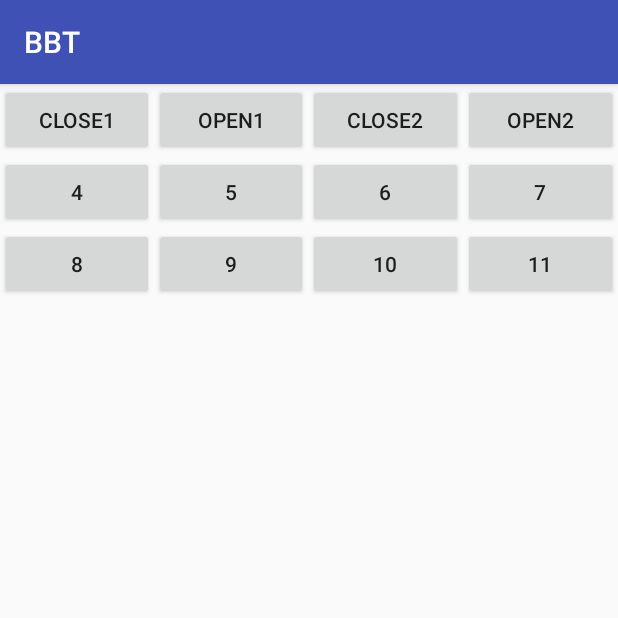
After one commit to WindyIce/BBT, an Android app: the Control screen opened directly, with no data from a screen before it, on a phone screen of 412 x 824 dp, the top half of it. The commit adds this screen. Run offline under Robolectric (Android 15) with nearby library versions, the phone set to English and light mode, and no system bars; libraries missing offline, so code that uses them is left out: org.eclipse.paho; 7 statements that could not run were skipped.

Commit message:
control seperate and arduino RGB bulbs

```diff
--- a/app/src/main/AndroidManifest.xml
+++ b/app/src/main/AndroidManifest.xml
@@ -38,7 +38,8 @@
             android:launchMode="singleInstance" />
         <activity
             android:name=".LoginActivity"
-            android:label="@string/title_activity_login"></activity>
+            android:label="@string/title_activity_login" />
+        <activity android:name=".Control"></activity>
     </application>
 
 </manifest>
--- /dev/null
+++ b/app/src/main/java/com/windyice/bbt/Control.java
@@ -0,0 +1,258 @@
+package com.windyice.bbt;
+
+import android.os.Message;
+import android.support.v7.app.AppCompatActivity;
+import android.os.Bundle;
+import android.util.Log;
+import android.view.View;
+import android.widget.Button;
+import android.widget.Toast;
+
+import org.eclipse.paho.client.mqttv3.IMqttDeliveryToken;
+import org.eclipse.paho.client.mqttv3.MqttCallback;
+import org.eclipse.paho.client.mqttv3.MqttClient;
+import org.eclipse.paho.client.mqttv3.MqttConnectOptions;
+import org.eclipse.paho.client.mqttv3.MqttMessage;
+import org.eclipse.paho.client.mqttv3.persist.MemoryPersistence;
+
+import java.util.ArrayList;
+import java.util.List;
+import java.util.concurrent.Executors;
+import java.util.concurrent.ScheduledExecutorService;
+import java.util.concurrent.TimeUnit;
+
+public class Control extends AppCompatActivity {
+
+    private final String HOST="tcp://39.108.118.166:1883";
+    private final String clientId="2233";
+    private MqttClient mqttClient;
+    private MqttConnectOptions mqttConnectOptions;
+    private ScheduledExecutorService scheduledExecutorService;
+    //private static List<String> toShow=new ArrayList<String>();
+    //private android.os.Handler handler;
+
+    private class ControlThread implements Runnable {
+        private byte[] toPass;
+
+        public ControlThread(byte[] a){
+            toPass=a;
+        }
+
+        @Override
+        public void run() {
+            try {
+                MqttMessage mqttMessage=new MqttMessage(toPass);
+                mqttClient.publish("wuzeen", mqttMessage);
+            }
+            catch (Exception e){
+                //Toast.makeText(Dashboard.this, e.getMessage(), Toast.LENGTH_SHORT).show();
+                e.printStackTrace();
+            }
+        }
+    }
+
+
+
+    private void connect(){
+        new Thread(new Runnable() {
+            @Override
+            public void run() {
+                try {
+                    mqttClient.connect(mqttConnectOptions);
+                    //Message message=new Message();
+                    //message.what=2;
+                    //Toast.makeText(Control.this, "Connection successful", Toast.LENGTH_SHORT).show();
+                    Log.d("connection","connection successful");
+                    //handler.sendMessage(message);
+                }
+                catch (Exception e) {
+                    e.printStackTrace();
+                    Log.d("connection","connection failed");
+                    //Message message=new Message();
+                    //message.what=3;
+                    //Toast.makeText(Control.this, "Connection fail          Reconnecting......", Toast.LENGTH_SHORT).show();
+                    startReconnect();
+                    //handler.sendMessage(message);
+                }
+            }
+        }).start();
+    }
+
+    private void control(String signal){
+        /*final MqttMessage message=new MqttMessage(signal.getBytes());
+        new Thread(new Runnable() {
+            @Override
+            public void run() {
+                try {
+                    mqttClient.publish("wuzeen", message);
+                }
+                catch (Exception e){
+                    //Toast.makeText(Dashboard.this, e.getMessage(), Toast.LENGTH_SHORT).show();
+                    e.printStackTrace();
+                }
+            }
+        }).start();*/
+        Control.ControlThread controlThread=new Control.ControlThread(signal.getBytes());
+        new Thread(controlThread).start();
+        startReconnect();
+    }
+
+    private void startReconnect() {
+        final long reconnectRate=1*3000;
+        scheduledExecutorService= Executors.newSingleThreadScheduledExecutor();
+        scheduledExecutorService.scheduleAtFixedRate(new Runnable() {
+            @Override
+            public void run() {
+                if(!mqttClient.isConnected()){
+                    connect();
+                }
+            }
+        },0,reconnectRate, TimeUnit.MILLISECONDS);
+    }
+
+    @Override
+    protected void onCreate(Bundle savedInstanceState) {
+        super.onCreate(savedInstanceState);
+        setContentView(R.layout.activity_control);
+
+        final Button button_control_0=(Button) findViewById(R.id.control0_button);
+        final Button button_control_1=(Button) findViewById(R.id.control1_button);
+        final Button button_control_2=(Button) findViewById(R.id.control2_button);
+        final Button button_control_3=(Button) findViewById(R.id.control3_button);
+        final Button button_control_4=(Button) findViewById(R.id.control4_button);
+        final Button button_control_5=(Button) findViewById(R.id.control5_button);
+        final Button button_control_6=(Button) findViewById(R.id.control6_button);
+        final Button button_control_7=(Button) findViewById(R.id.control7_button);
+        final Button button_control_8=(Button) findViewById(R.id.control8_button);
+        final Button button_control_9=(Button) findViewById(R.id.control9_button);
+        final Button button_control_10=(Button) findViewById(R.id.control10_button);
+        final Button button_control_11=(Button) findViewById(R.id.control11_button);
+
+        try {
+            mqttClient = new MqttClient(HOST, clientId, new MemoryPersistence());
+            mqttConnectOptions=new MqttConnectOptions();
+            mqttConnectOptions.setCleanSession(false);
+            mqttConnectOptions.setConnectionTimeout(10);
+            mqttConnectOptions.setKeepAliveInterval(20);
+            mqttClient.setCallback(new MqttCallback() {
+                @Override
+                public void connectionLost(Throwable cause) {
+                    //reconnection can be here.
+                    Toast.makeText(Control.this,cause.getMessage(),Toast.LENGTH_SHORT).show();
+                }
+
+                @Override
+                public void messageArrived(String topic, MqttMessage message) throws Exception {
+                    if(MainActivity.topicsChosen.contains(topic)) {
+                        System.out.println("messageArrived----------");
+                        Message msg = new Message();
+                        msg.what = 1;
+                        msg.obj = topic + "---" + message.toString();
+                        //handler.sendMessage(msg);
+                    }
+                }
+
+                @Override
+                public void deliveryComplete(IMqttDeliveryToken token) {
+                    //after publish
+                    Toast.makeText(Control.this,"DeliverComplete-------"+token.isComplete(),Toast.LENGTH_SHORT).show();
+                }
+            });
+            //mqttClient.connect(mqttConnectOptions);
+            connect();
+
+        }
+        catch (Exception e){
+            Toast.makeText(Control.this,e.getMessage(),Toast.LENGTH_SHORT).show();
+            e.printStackTrace();
+        }
+
+
+
+
+        button_control_0.setOnClickListener(new View.OnClickListener() {
+            @Override
+            public void onClick(View view) {
+                control("0");
+            }
+        });
+
+        button_control_1.setOnClickListener(new View.OnClickListener() {
+            @Override
+            public void onClick(View view) {
+                control("1");
+            }
+        });
+
+        button_control_2.setOnClickListener(new View.OnClickListener() {
+            @Override
+            public void onClick(View view) {
+                control("2");
+            }
+        });
+
+        button_control_3.setOnClickListener(new View.OnClickListener() {
+            @Override
+            public void onClick(View view) {
+                control("3");
+            }
+        });
+
+        button_control_4.setOnClickListener(new View.OnClickListener() {
+            @Override
+            public void onClick(View view) {
+                control("4");
+            }
+        });
+
+        button_control_5.setOnClickListener(new View.OnClickListener() {
+            @Override
+            public void onClick(View view) {
+                control("5");
+            }
+        });
+
+        button_control_6.setOnClickListener(new View.OnClickListener() {
+            @Override
+            public void onClick(View view) {
+                control("6");
+            }
+        });
+
+        button_control_7.setOnClickListener(new View.OnClickListener() {
+            @Override
+            public void onClick(View view) {
+                control("7");
+            }
+        });
+
+        button_control_8.setOnClickListener(new View.OnClickListener() {
+            @Override
+            public void onClick(View view) {
+                control("8");
+            }
+        });
+
+        button_control_9.setOnClickListener(new View.OnClickListener() {
+            @Override
+            public void onClick(View view) {
+                control("9");
+            }
+        });
+
+        button_control_10.setOnClickListener(new View.OnClickListener() {
+            @Override
+            public void onClick(View view) {
+                control("10");
+            }
+        });
+
+        button_control_11.setOnClickListener(new View.OnClickListener() {
+            @Override
+            public void onClick(View view) {
+                control("11");
+            }
+        });
+
+    }
+}
--- /dev/null
+++ b/app/src/main/res/layout/activity_control.xml
@@ -0,0 +1,11 @@
+<?xml version="1.0" encoding="utf-8"?>
+<android.support.constraint.ConstraintLayout xmlns:android="http://schemas.android.com/apk/res/android"
+    xmlns:app="http://schemas.android.com/apk/res-auto"
+    xmlns:tools="http://schemas.android.com/tools"
+    android:layout_width="match_parent"
+    android:layout_height="match_parent"
+    tools:context="com.windyice.bbt.Control">
+
+    <include layout="@layout/content_control"></include>
+
+</android.support.constraint.ConstraintLayout>
--- /dev/null
+++ b/app/src/main/res/layout/content_control.xml
@@ -0,0 +1,105 @@
+<?xml version="1.0" encoding="utf-8"?>
+<LinearLayout xmlns:android="http://schemas.android.com/apk/res/android"
+    android:orientation="vertical" android:layout_width="match_parent"
+    android:layout_height="match_parent">
+
+    <LinearLayout
+        android:orientation="horizontal"
+        android:layout_width="match_parent"
+        android:layout_height="wrap_content">
+        <Button
+            android:id="@+id/control0_button"
+            android:layout_width="0dp"
+            android:layout_height="wrap_content"
+            android:layout_weight="1"
+            android:text="close1"/>
+
+        <Button
+            android:id="@+id/control1_button"
+            android:layout_width="0dp"
+            android:layout_height="wrap_content"
+            android:layout_weight="1"
+            android:text="open1"/>
+
+        <Button
+            android:id="@+id/control2_button"
+            android:layout_width="0dp"
+            android:layout_height="wrap_content"
+            android:layout_weight="1"
+            android:text="close2"/>
+
+        <Button
+            android:id="@+id/control3_button"
+            android:layout_width="0dp"
+            android:layout_height="wrap_content"
+            android:layout_weight="1"
+            android:text="open2"/>
+    </LinearLayout>
+
+    <LinearLayout
+        android:orientation="horizontal"
+        android:layout_width="match_parent"
+        android:layout_height="wrap_content">
+        <Button
+            android:id="@+id/control4_button"
+            android:layout_width="0dp"
+            android:layout_height="wrap_content"
+            android:layout_weight="1"
+            android:text="4"/>
+
+        <Button
+            android:id="@+id/control5_button"
+            android:layout_width="0dp"
+            android:layout_height="wrap_content"
+            android:layout_weight="1"
+            android:text="5"/>
+
+        <Button
+            android:id="@+id/control6_button"
+            android:layout_width="0dp"
+            android:layout_height="wrap_content"
+            android:layout_weight="1"
+            android:text="6"/>
+
+        <Button
+            android:id="@+id/control7_button"
+            android:layout_width="0dp"
+            android:layout_height="wrap_content"
+            android:layout_weight="1"
+            android:text="7"/>
+    </LinearLayout>
+
+    <LinearLayout
+        android:orientation="horizontal"
+        android:layout_width="match_parent"
+        android:layout_height="wrap_content">
+        <Button
+            android:id="@+id/control8_button"
+            android:layout_width="0dp"
+            android:layout_height="wrap_content"
+            android:layout_weight="1"
+            android:text="8"/>
+
+        <Button
+            android:id="@+id/control9_button"
+            android:layout_width="0dp"
+            android:layout_height="wrap_content"
+            android:layout_weight="1"
+            android:text="9"/>
+
+        <Button
+            android:id="@+id/control10_button"
+            android:layout_width="0dp"
+            android:layout_height="wrap_content"
+            android:layout_weight="1"
+            android:text="10"/>
+
+        <Button
+            android:id="@+id/control11_button"
+            android:layout_width="0dp"
+            android:layout_height="wrap_content"
+            android:layout_weight="1"
+            android:text="11"/>
+    </LinearLayout>
+
+</LinearLayout>
```
Also changed, not shown: app/src/main/java/com/windyice/bbt/Dashboard.java (+1 -31 lines), app/src/main/java/com/windyice/bbt/LoginActivity.java (+18 -6 lines), app/src/main/java/com/windyice/bbt/MainActivity.java (+10 -0 lines), app/src/main/res/layout/activity_dashboard.xml (+0 -31 lines), app/src/main/res/layout/content_main.xml (+11 -0 lines), 3 other files.
